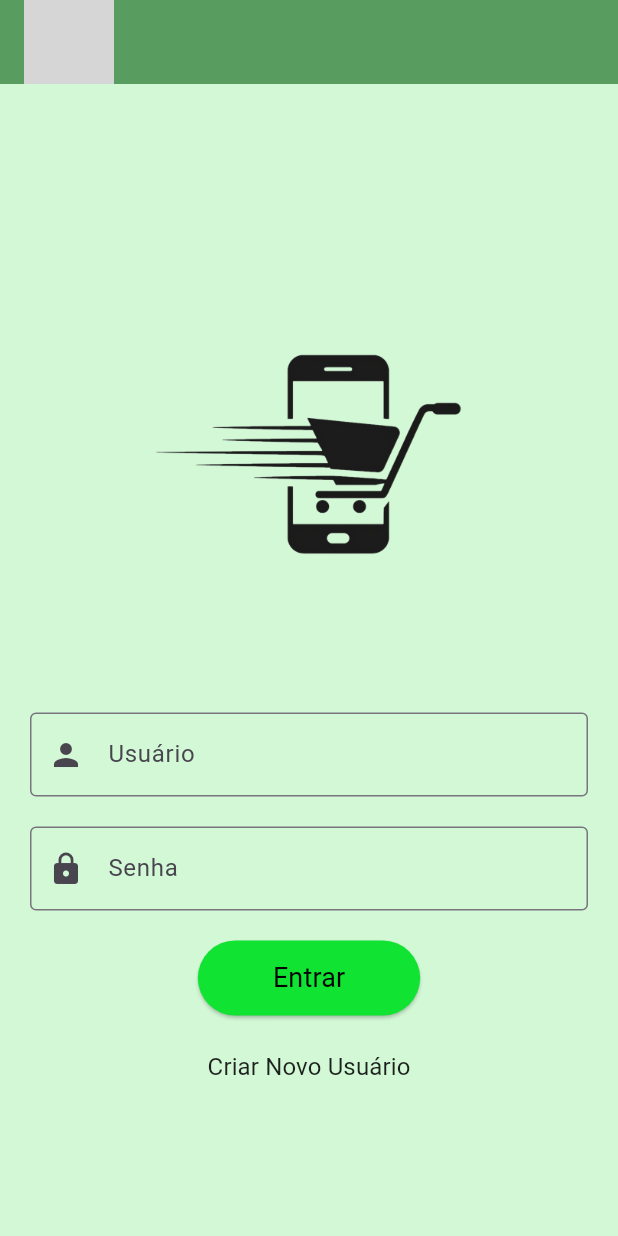
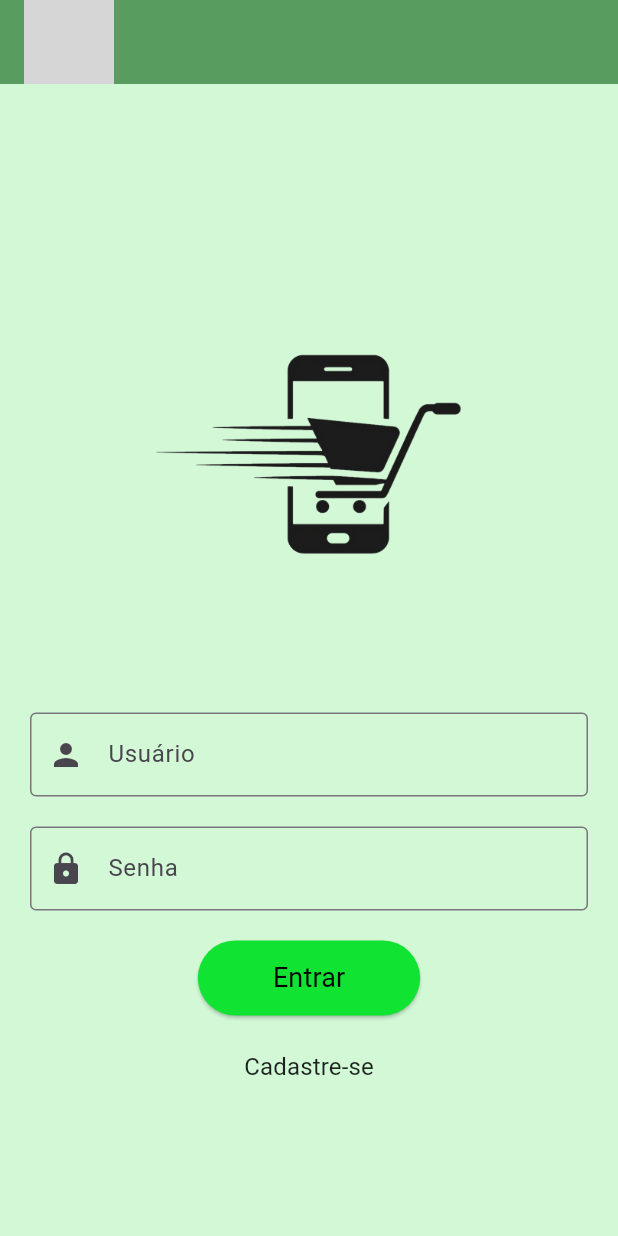
Before and after one commit to gabrielarappel/AppListaDeCompras, a Flutter app: the screen it shows after launch, on a phone screen of 412 x 824 dp. Run offline on Flutter 3.47's test engine with Material 3 defaults, Android fonts, the phone set to English and light mode, and no system bars; our stand-ins replace shared_preferences; grey boxes are pictures that could not be loaded.

Commit message:
Update login_page.dart

```diff
--- a/lib/app/features/pages/login_page.dart
+++ b/lib/app/features/pages/login_page.dart
@@ -116,7 +116,7 @@ class LoginPage extends StatelessWidget {
                     );
                   },
                   child: Text(
-                    'Criar Novo Usuário',
+                    '  Cadastre-se  ',
                     style: TextStyle(fontSize: 16, color: Colors.black87),
                   ),
                 ),
```
